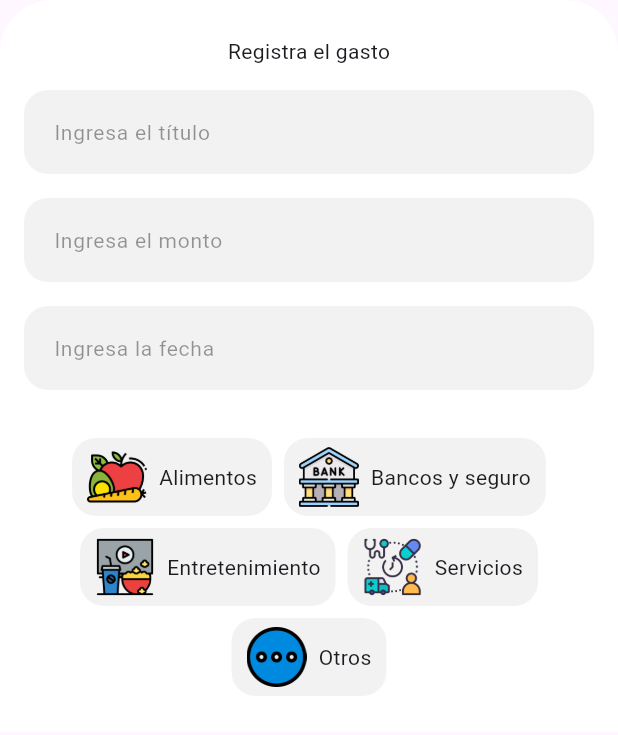
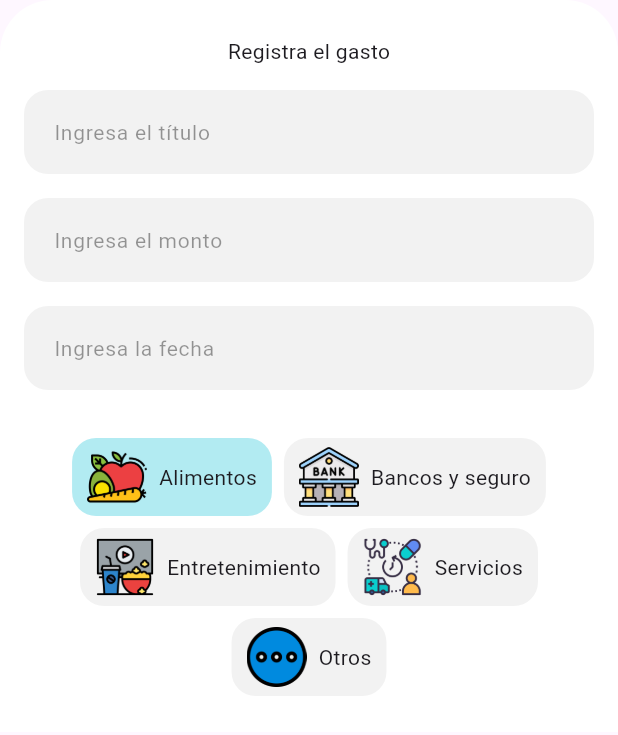
Before and after one commit to fr4nsgallegos/gastosappg9, a Flutter app: the RegisterModal widget shown alone on an empty page, opened directly, on a phone screen of 412 x 824 dp. Shown: the top 735 px of the screen. Run offline on Flutter 3.47's test engine with Material 3 defaults, Android fonts, the phone set to English and light mode, and no system bars.

Commit message:
select tyupes

```diff
--- a/lib/widgets/item_type_widget.dart
+++ b/lib/widgets/item_type_widget.dart
@@ -2,16 +2,24 @@ import 'package:flutter/material.dart';
 
 class ItemTypeWidget extends StatelessWidget {
   Map<String, dynamic> data;
+  bool isSelected;
+  VoidCallback tap;
   ItemTypeWidget({
     required this.data,
+    required this.isSelected,
+    required this.tap,
   });
 
   @override
   Widget build(BuildContext context) {
-    return Container(
+    return GestureDetector(
+      onTap: tap,
+      child: Container(
         padding: EdgeInsets.symmetric(horizontal: 10, vertical: 6),
         decoration: BoxDecoration(
-        color: Colors.black.withOpacity(0.05),
+          color: isSelected
+              ? Colors.cyan.withOpacity(0.3)
+              : Colors.black.withOpacity(0.05),
           borderRadius: BorderRadius.circular(16),
         ),
         child: Row(
@@ -30,6 +38,7 @@ class ItemTypeWidget extends StatelessWidget {
             ),
           ],
         ),
+      ),
     );
   }
 }
--- a/lib/widgets/register_modal.dart
+++ b/lib/widgets/register_modal.dart
@@ -1,5 +1,5 @@
 import 'package:flutter/material.dart';
-import 'package:gastosappg9/pages/data_general.dart';
+import 'package:gastosappg9/utils/data_general.dart';
 import 'package:gastosappg9/widgets/field_modal_widget.dart';
 import 'package:gastosappg9/widgets/item_type_widget.dart';
 
@@ -10,10 +10,10 @@ class RegisterModal extends StatefulWidget {
 
 class _RegisterModalState extends State<RegisterModal> {
   TextEditingController _tituloController = TextEditingController();
+  TextEditingController _montoController = TextEditingController();
+  TextEditingController _fechaController = TextEditingController();
 
-  TextEditingController _montoController = TextEditingController();
-
-  TextEditingController _fechaController = TextEditingController();
+  String typeSelected = 'Alimentos';
 
   showDateTimePicker() async {
     DateTime? datepicker = await showDatePicker(
@@ -89,6 +89,13 @@ class _RegisterModalState extends State<RegisterModal> {
                 .map(
                   (e) => ItemTypeWidget(
                     data: e,
+                    isSelected: e["name"] == typeSelected,
+                    tap: () {
+                      typeSelected = e["name"];
+                      setState(
+                        () {},
+                      );
+                    },
                   ),
                 )
                 .toList(),
```
Also changed, not shown: lib/utils/data_general.dart (renamed from lib/pages/data_general.dart). Lines whose indentation alone changed are shown as unchanged.
